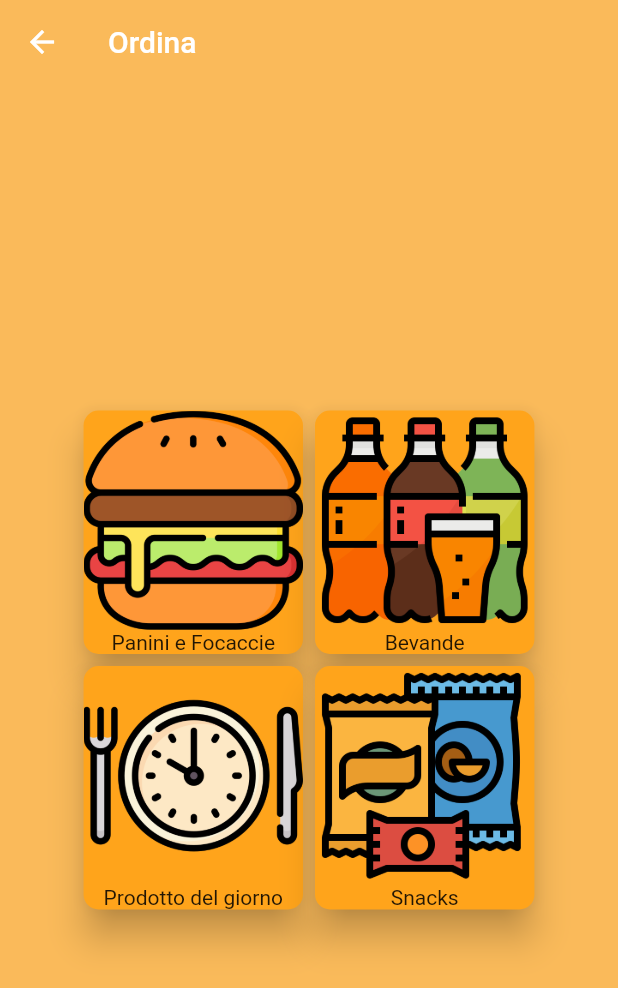
After one commit to thet3o/JustItisApp, a Flutter app: the Menu screen opened directly, on a phone screen of 412 x 824 dp. The commit adds this screen. Shown: the top 988 px of the screen. Run offline on Flutter 3.47's test engine with Material 2 defaults, Android fonts, the phone set to English and light mode, and no system bars; our stand-ins replace appwrite, flutter_advanced_drawer, font_awesome_flutter; network calls fail.

Commit message:
Initial menu added

```diff
--- /dev/null
+++ b/lib/providers/menu_provider.dart
@@ -0,0 +1,20 @@
+import 'package:flutter/material.dart';
+
+
+enum MenuScreen{
+  category, categoryMenu, cart, checkout
+}
+
+class MenuProvider extends ChangeNotifier{
+
+  MenuScreen _currentScreen = MenuScreen.category;
+
+
+  MenuScreen get currentScreen => _currentScreen;
+
+  void setCurrentScreen(MenuScreen screen) {
+    _currentScreen = screen;
+    notifyListeners();
+  }
+
+}
--- /dev/null
+++ b/lib/views/menu/menu.dart
@@ -0,0 +1,123 @@
+import 'package:flutter/material.dart';
+import 'package:font_awesome_flutter/font_awesome_flutter.dart';
+import 'package:justitis_app/providers/menu_provider.dart';
+import 'package:justitis_app/views/menu/category.dart';
+import 'package:justitis_app/views/menu/categoryMenu.dart';
+import 'package:provider/provider.dart';
+
+class Menu extends StatefulWidget{
+  const Menu({super.key});
+
+  @override
+  MenuState createState() => MenuState();
+}
+
+class MenuState extends State<Menu> with TickerProviderStateMixin{
+
+  late final TabController tabController;
+
+  @override
+  void initState() {
+    super.initState();
+    tabController = TabController(length: 3, vsync: this);
+  }
+
+  @override
+  Widget build(BuildContext context) {
+    final currentScreen =  context.watch<MenuProvider>().currentScreen;
+    final menuProvider = context.read<MenuProvider>();
+
+    return Scaffold(
+      appBar: AppBar(
+        title: const Text('Ordina'),
+        backgroundColor: Colors.transparent,
+        elevation: 0,
+      ),
+      body: Center(
+        child: Column(
+          mainAxisAlignment: MainAxisAlignment.center,
+          children: [
+            Row(
+              mainAxisAlignment: MainAxisAlignment.center,
+              children: [
+                Card(
+                  color: const Color.fromARGB(255, 255, 164, 27),
+                  elevation: 10,
+                  shape: RoundedRectangleBorder(
+                    borderRadius: BorderRadius.circular(10)
+                  ),
+                  child: InkWell(
+                    onTap: () {},
+                    child: Column(
+                      mainAxisSize: MainAxisSize.min,
+                      children: [
+                        Image.asset('assets/menu/hamburger.png', scale: 3.5,),
+                        const Text('Panini e Focaccie')
+                      ],
+                    ),
+                  )
+                ),
+                Card(
+                  color: const Color.fromARGB(255, 255, 164, 27),
+                  elevation: 10,
+                  shape: RoundedRectangleBorder(
+                    borderRadius: BorderRadius.circular(10)
+                  ),
+                  child: InkWell(
+                    onTap: () {},
+                    child: Column(
+                      mainAxisSize: MainAxisSize.min,
+                      children: [
+                        Image.asset('assets/menu/soft-drink.png', scale: 3.5,),
+                        const Text('Bevande')
+                      ],
+                    ),
+                  )
+                ),
+              ],
+            ),
+            Row(
+              mainAxisAlignment: MainAxisAlignment.center,
+              children: [
+                Card(
+                  color: const Color.fromARGB(255, 255, 164, 27),
+                  elevation: 10,
+                  shape: RoundedRectangleBorder(
+                    borderRadius: BorderRadius.circular(10)
+                  ),
+                  child: InkWell(
+                    onTap: () {},
+                    child: Column(
+                      mainAxisSize: MainAxisSize.min,
+                      children: [
+                        Image.asset('assets/menu/brunch.png', scale: 3.5,),
+                        const Text('Prodotto del giorno')
+                      ],
+                    ),
+                  )
+                ),
+                Card(
+                  color: const Color.fromARGB(255, 255, 164, 27),
+                  elevation: 10,
+                  shape: RoundedRectangleBorder(
+                    borderRadius: BorderRadius.circular(10)
+                  ),
+                  child: InkWell(
+                    onTap: () {},
+                    child: Column(
+                      mainAxisSize: MainAxisSize.min,
+                      children: [
+                        Image.asset('assets/menu/snack.png', scale: 3.5,),
+                        const Text('Snacks')
+                      ],
+                    ),
+                  )
+                )
+              ],
+            )
+          ],
+        ),
+      ),
+    );
+  }
+}
--- a/pubspec.yaml
+++ b/pubspec.yaml
@@ -23,3 +23,6 @@ dev_dependencies:
 
 flutter:
   uses-material-design: true
+
+  assets:
+  - assets/menu/
```
Also changed, not shown: lib/main.dart (+6 -2 lines), lib/providers/appwrite_provider.dart (+18 -1 lines), lib/views/home.dart (+20 -4 lines), lib/views/menu/category.dart (added, +24 -0 lines), lib/views/menu/categoryMenu.dart (added, +21 -0 lines), assets/menu/brunch.png (added), assets/menu/hamburger.png (added), assets/menu/snack.png (added), assets/menu/soft-drink.png (added).
